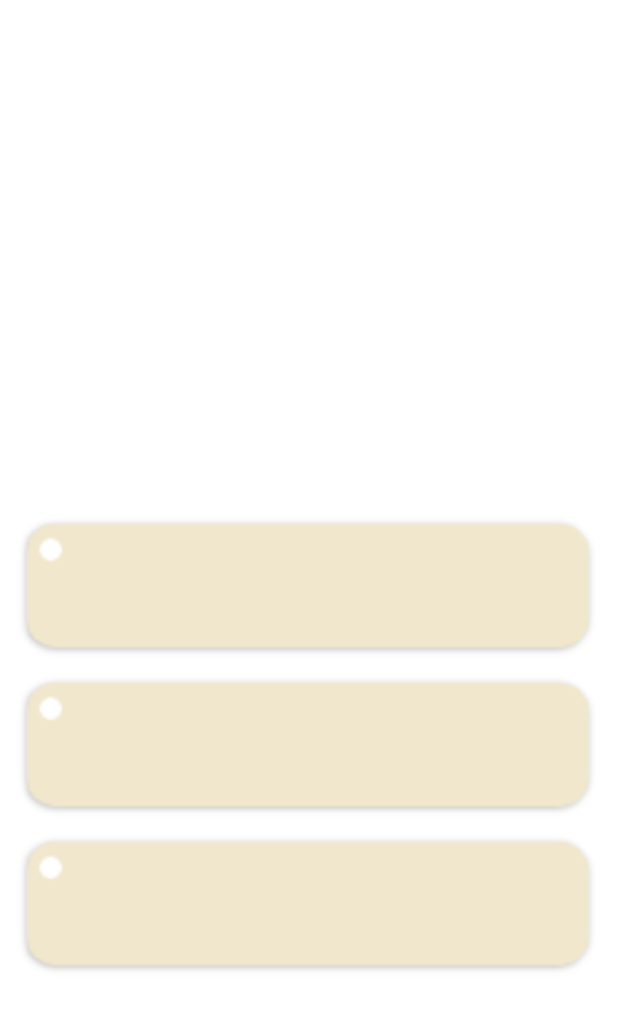
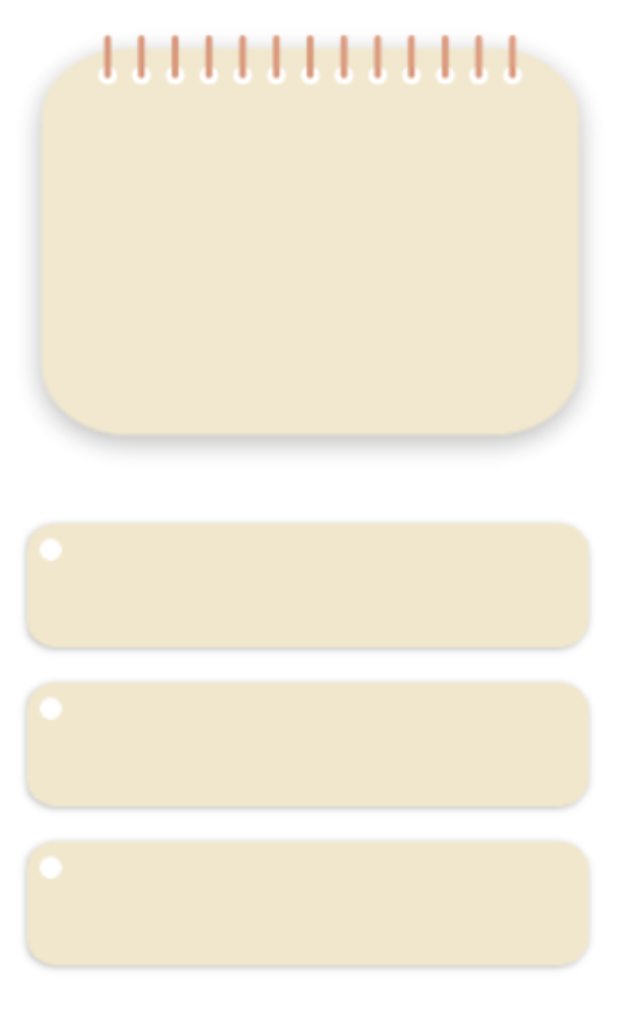
Before and after one commit to minju0213/Cooknote, an Android app: the bread screen opened directly, with no data from a screen before it, on a phone screen of 412 x 824 dp. Shown: the top 1010 px of the screen. Run offline under Robolectric (Android 15) with nearby library versions, the phone set to English and light mode, and no system bars.

Commit message:
05.24 - 달력 오류 수정

```diff
--- a/app/build.gradle
+++ b/app/build.gradle
@@ -30,12 +30,13 @@ android {
 
 dependencies {
     implementation 'androidx.viewpager2:viewpager2:1.0.0'
+    implementation 'com.prolificinteractive:material-calendarview:1.4.3'
     implementation 'me.relex:circleindicator:2.1.4' //ViewPager2
     implementation 'androidx.appcompat:appcompat:1.3.0'
     implementation 'com.google.android.material:material:1.4.0'
     implementation 'androidx.constraintlayout:constraintlayout:2.0.4'
     implementation 'androidx.legacy:legacy-support-v4:1.0.0'
-    implementation 'com.prolificinteractive:material-calendarview:1.4.3'
+
     testImplementation 'junit:junit:4.+'
     androidTestImplementation 'androidx.test.ext:junit:1.1.3'
     androidTestImplementation 'androidx.test.espresso:espresso-core:3.4.0'
--- a/app/src/main/res/layout/bread.xml
+++ b/app/src/main/res/layout/bread.xml
@@ -5,6 +5,19 @@
     android:layout_width="match_parent"
     android:layout_height="match_parent"
     android:orientation="vertical">
+
+    <ImageView
+        android:id="@+id/imageView"
+        android:layout_width="0dp"
+        android:layout_height="313dp"
+        android:layout_marginBottom="4dp"
+        android:scaleType="centerCrop"
+        android:src="@drawable/problem"
+        app:layout_constraintBottom_toTopOf="@+id/bread1_1"
+        app:layout_constraintEnd_toEndOf="parent"
+        app:layout_constraintStart_toStartOf="parent"
+        app:layout_constraintTop_toTopOf="parent"
+        app:layout_constraintVertical_bias="0.222" />
 
     <ImageView
         android:id="@+id/bread1_1"
@@ -15,7 +28,7 @@
         android:src="@drawable/right_answer"
         app:layout_constraintEnd_toEndOf="parent"
         app:layout_constraintStart_toStartOf="parent"
-        app:layout_constraintTop_toTopOf="parent" />
+        app:layout_constraintTop_toTopOf="parent"></ImageView>
 
     <ImageView
         android:id="@+id/bread1_2"
@@ -40,5 +53,4 @@
         app:layout_constraintTop_toBottomOf="@+id/bread1_2"></ImageView>
 
 
-
 </androidx.constraintlayout.widget.ConstraintLayout>
--- a/build.gradle
+++ b/build.gradle
@@ -6,7 +6,7 @@ buildscript {
         mavenCentral()
     }
     dependencies {
-        classpath 'com.android.tools.build:gradle:7.1.2'
+        classpath 'com.android.tools.build:gradle:7.1.3'
 
         // NOTE: Do not place your application dependencies here; they belong
         // in the individual module build.gradle files
```
Also changed, not shown: app/src/main/java/com/example/cooknote/Date_go.java (+5 -6 lines), app/src/main/res/drawable/calendar_selector.xml (added, +10 -0 lines), app/src/main/res/drawable/transparent_calendar_element.xml (added, +7 -0 lines), app/src/main/res/layout/date_go.xml (+14 -0 lines), app/src/main/res/values/dimens.xml (deleted, +0 -7 lines), app/src/main/res/values/themes.xml (+36 -1 lines), app/src/main/res/drawable/problem.png (added).
